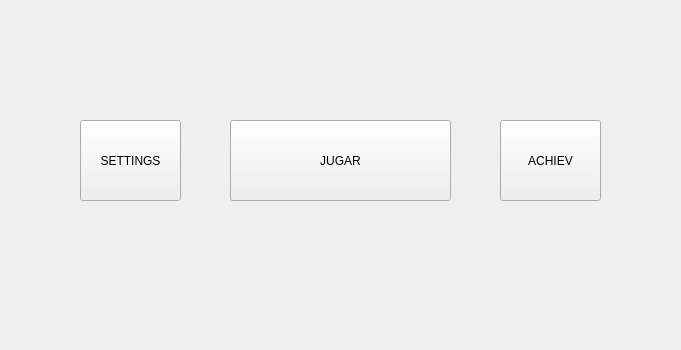
ce-itcr/Gladiators-GBP, file app/mainwindow.ui: the form before one commit; both pictures show x 270 to 951 and y 450 to 800 of the 1200 by 800 pixel window.
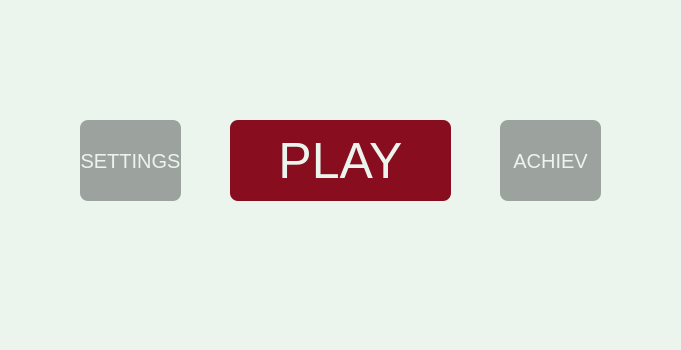
The form after the commit. Icons and pictures are not drawn.

Commit message: Change the StyleSheet of the buttons Added a background color to every window

What changed in the file:
```diff
--- a/app/mainwindow.ui
+++ b/app/mainwindow.ui
@@ -18,7 +18,7 @@
     <normaloff>:/img/isotipo.png</normaloff>:/img/isotipo.png</iconset>
   </property>
   <property name="styleSheet">
-   <string notr="true"/>
+   <string notr="true">background-color: rgb(235, 245, 238);</string>
   </property>
   <widget class="QWidget" name="centralWidget">
    <widget class="QLabel" name="gladiators_imagotipo">
@@ -56,13 +56,19 @@
      <cursorShape>PointingHandCursor</cursorShape>
     </property>
     <property name="autoFillBackground">
-     <bool>true</bool>
+     <bool>false</bool>
     </property>
     <property name="styleSheet">
-     <string notr="true"/>
+     <string notr="true">background: rgb(136, 13, 30);
+border: none;
+border-radius: 8px;
+
+color: rgb(235, 245, 238);
+font-size: 50px;
+</string>
     </property>
     <property name="text">
-     <string>JUGAR</string>
+     <string>PLAY</string>
     </property>
     <property name="autoDefault">
      <bool>false</bool>
@@ -84,7 +90,13 @@
      <bool>false</bool>
     </property>
     <property name="styleSheet">
-     <string notr="true"/>
+     <string notr="true">background-color: rgb(156, 163, 159);
+border: none;
+border-radius: 8px;
+
+color: rgb(235, 245, 238);
+font-size: 20px;
+</string>
     </property>
     <property name="text">
      <string notr="true">SETTINGS</string>
@@ -106,7 +118,13 @@
      <bool>false</bool>
     </property>
     <property name="styleSheet">
-     <string notr="true"/>
+     <string notr="true">background-color: rgb(156, 163, 159);
+border: none;
+border-radius: 8px;
+
+color: rgb(235, 245, 238);
+font-size: 20px;
+</string>
     </property>
     <property name="text">
      <string>ACHIEV</string>
```
The commit also changes 3 other files.
